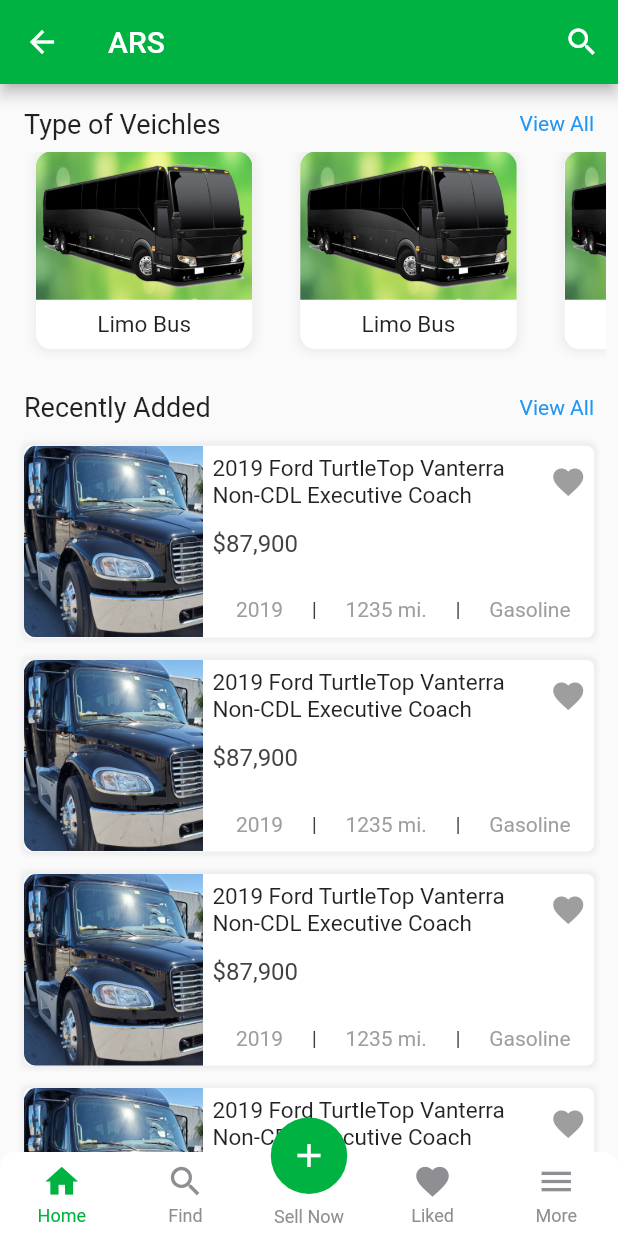
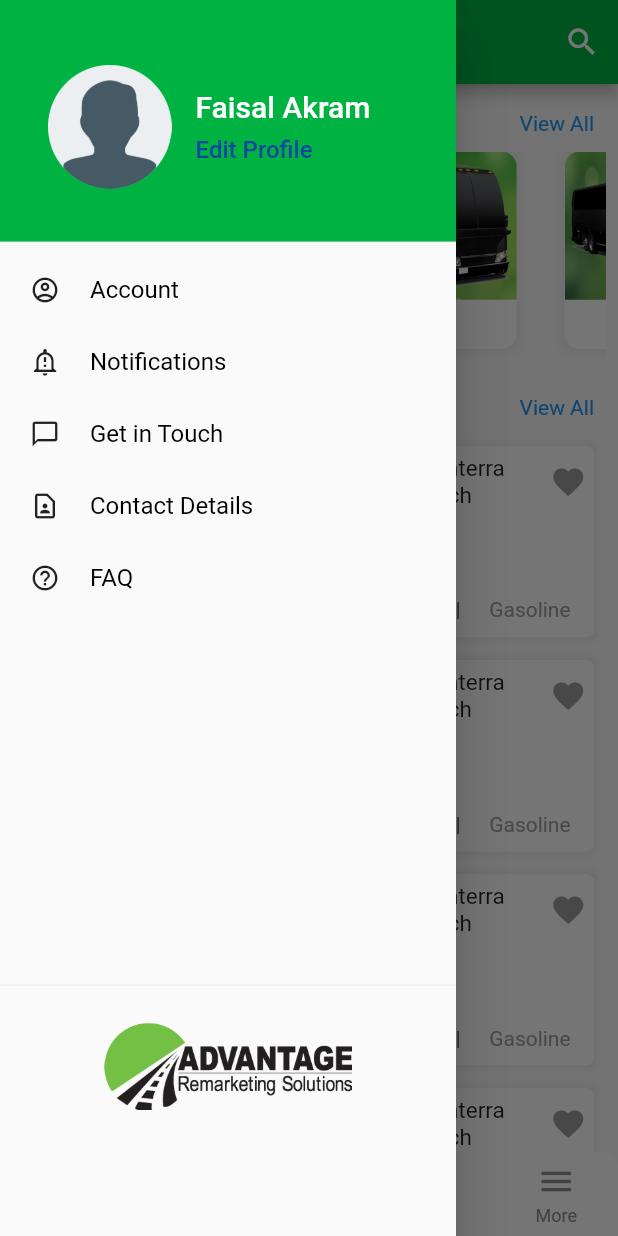
Before and after one commit to kdokhanx98/veichles_store, a Flutter app: the MainScreen screen opened by its route, with the side drawer open (before the commit the screen has no drawer), on a phone screen of 412 x 824 dp. Run offline on Flutter 3.47's test engine with Material 2 defaults, Android fonts, the phone set to English and light mode, and no system bars; drawn by our look-alikes of persistent_bottom_nav_bar; our stand-ins replace dotted_border, flutter_login, image_picker.

Commit message:
added side menu + contact screens

```diff
--- a/lib/screens/login_screen.dart
+++ b/lib/screens/login_screen.dart
@@ -26,6 +26,7 @@
             child: Container(
               color: Colors.white.withOpacity(0.0),
               child: FlutterLogin(
+                disableCustomPageTransformer: true,
                 navigateBackAfterRecovery: true,
                 logo: 'assets/ars_logo_alt.png',
                 onLogin: (loginData) {},
--- a/lib/screens/main_screen.dart
+++ b/lib/screens/main_screen.dart
@@ -1,5 +1,7 @@
 import 'package:flutter/cupertino.dart';
 import 'package:flutter/material.dart';
+import 'package:motor_bike_new/screens/contact_details_screen.dart';
+import 'package:motor_bike_new/screens/contact_us_screen.dart';
 import 'package:motor_bike_new/screens/favourite_screen.dart';
 import 'package:motor_bike_new/screens/home_screen.dart';
 import 'package:motor_bike_new/screens/search_screen.dart';
@@ -19,10 +21,91 @@
   final bool isAndroid = Platform.isAndroid;
   PersistentTabController _controller =
       PersistentTabController(initialIndex: 0);
-
+  final GlobalKey<ScaffoldState> _key = GlobalKey(); // Create a key
   @override
   Widget build(BuildContext context) {
-    return PersistentTabView(
+    final height = MediaQuery.of(context).size.height;
+    final width = MediaQuery.of(context).size.width;
+
+    return Scaffold(
+      key: _key,
+      drawer: Drawer(
+        // Add a ListView to the drawer. This ensures the user can scroll
+        // through the options in the drawer if there isn't enough vertical
+        // space to fit everything.
+        child: ListView(
+          // Important: Remove any padding from the ListView.
+          padding: EdgeInsets.zero,
+          children: [
+            DrawerHeader(
+              decoration: BoxDecoration(
+                color: Color(0xff00B241),
+              ),
+              child: Row(
+                children: [
+                  Padding(
+                    padding: EdgeInsets.only(left: 16),
+                    child:
+                        Image.asset('assets/ic_user.png', width: width * 0.2),
+                  ),
+                  Padding(
+                    padding: const EdgeInsets.only(left: 16.0),
+                    child: Column(
+                      mainAxisAlignment: MainAxisAlignment.center,
+                      crossAxisAlignment: CrossAxisAlignment.start,
+                      children: [
+                        Text(
+                          "Faisal Akram",
+                          style: TextStyle(color: Colors.white, fontSize: 20),
+                        ),
+                        SizedBox(height: height * 0.01),
+                        Text(
+                          "Edit Profile",
+                          style: TextStyle(
+                              color: Colors.blue.shade900, fontSize: 16),
+                        ),
+                      ],
+                    ),
+                  )
+                ],
+              ),
+            ),
+            getDrawerItem(Icons.account_circle_outlined, "Account",
+                callback: () {
+              print("account clicked");
+            }),
+            getDrawerItem(
+                Icons.notification_important_outlined, "Notifications",
+                callback: () {
+              print("Notifications clicked");
+            }),
+            getDrawerItem(Icons.chat_bubble_outline, "Get in Touch",
+                callback: () {
+              Navigator.popAndPushNamed(context, ContactUs.routeName);
+            }),
+            getDrawerItem(Icons.contact_page_outlined, "Contact Details",
+                callback: () {
+              Navigator.popAndPushNamed(context, ContactDetails.routeName);
+            }),
+            getDrawerItem(Icons.help_outline, "FAQ", callback: () {
+              print("FAQ clicked");
+            }),
+            SizedBox(height: height * 0.3),
+            Center(
+              child: Column(
+                children: [
+                  Divider(color: Color(0xFFeaeaea), height: 1),
+                  SizedBox(height: height * 0.03),
+                  Container(
+                    child: Image.asset('assets/ars.png', width: width * 0.4),
+                  ),
+                ],
+              ),
+            ),
+          ],
+        ),
+      ),
+      body: PersistentTabView(
         context,
         controller: _controller,
         screens: _buildScreens(),
@@ -54,6 +137,7 @@
         ),
         navBarStyle:
             NavBarStyle.style15, // Choose the nav bar style with this property.
+      ),
     );
   }
 
@@ -100,9 +184,33 @@
       PersistentBottomNavBarItem(
         icon: Icon(Icons.menu),
         title: ("More"),
+        onPressed: (context) {
+          _key.currentState!.openDrawer();
+        },
         activeColorPrimary: Color(0xff00B241),
         inactiveColorPrimary: CupertinoColors.systemGrey,
       ),
     ];
   }
 }
+
+Widget getDrawerItem(IconData? icon, String itemName,
+    {VoidCallback? callback}) {
+  return InkWell(
+    onTap: callback,
+    child: Container(
+      color: Colors.transparent,
+      padding: EdgeInsets.fromLTRB(20, 14, 20, 14),
+      child: Row(
+        children: <Widget>[
+          Icon(icon, size: 20),
+          SizedBox(width: 20),
+          Text(
+            itemName,
+            style: TextStyle(color: Colors.black, fontSize: 16),
+          ),
+        ],
+      ),
+    ),
+  );
+}
--- a/pubspec.yaml
+++ b/pubspec.yaml
@@ -32,6 +32,7 @@
   persistent_bottom_nav_bar: ^4.0.2
   image_picker: ^0.8.4
   dotted_border: ^2.0.0+1
+  url_launcher: ^6.0.10
 
 dev_dependencies:
   flutter_test:
```
Also changed, not shown: lib/main.dart (+8 -0 lines), lib/screens/contact_details_screen.dart (added, +149 -0 lines), lib/screens/contact_us_screen.dart (added, +106 -0 lines), lib/screens/faq_screen.dart (added, +16 -0 lines), lib/screens/settings_screen.dart (added, +16 -0 lines), assets/ic_user.png (added), pubspec.lock, 4 other files. Lines whose indentation alone changed are shown as unchanged.
